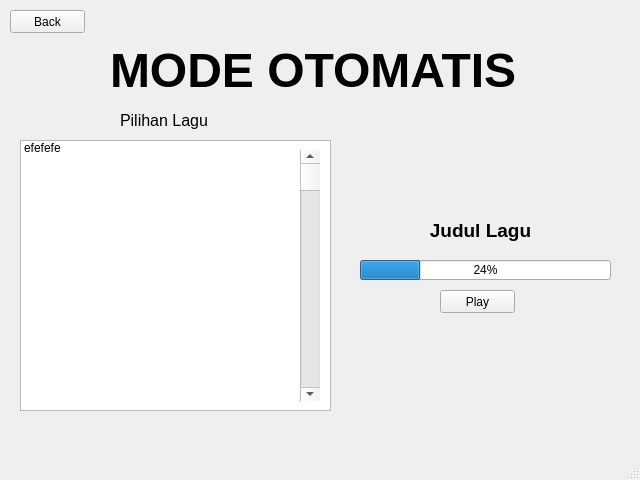
theopenhighway/angklungrobot, file modeOtomatisGUI.ui: the form before one commit.
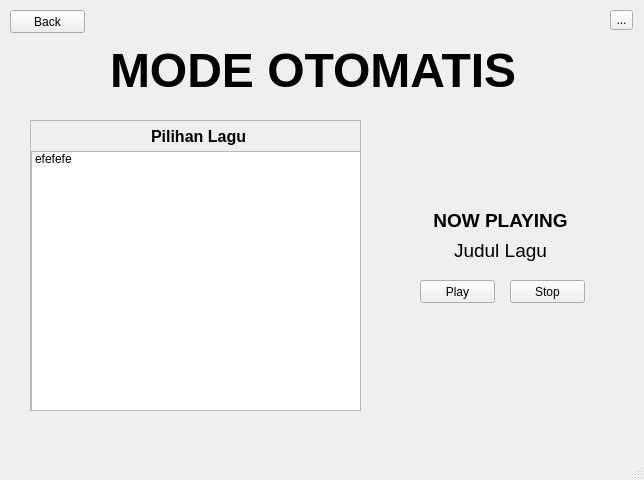
The form after the commit.

```diff
--- a/modeOtomatisGUI.ui
+++ b/modeOtomatisGUI.ui
@@ -6,7 +6,7 @@
    <rect>
     <x>0</x>
     <y>0</y>
-    <width>640</width>
+    <width>644</width>
     <height>480</height>
    </rect>
   </property>
@@ -34,63 +34,17 @@
      <string>MODE OTOMATIS</string>
     </property>
    </widget>
-   <widget class="QListWidget" name="songList">
+   <widget class="QLabel" name="songTitle">
     <property name="geometry">
      <rect>
-      <x>20</x>
-      <y>140</y>
-      <width>311</width>
-      <height>271</height>
-     </rect>
-    </property>
-    <item>
-     <property name="text">
-      <string>efefefe</string>
-     </property>
-    </item>
-   </widget>
-   <widget class="QScrollBar" name="verticalScrollBar">
-    <property name="geometry">
-     <rect>
-      <x>300</x>
-      <y>150</y>
-      <width>20</width>
-      <height>251</height>
-     </rect>
-    </property>
-    <property name="orientation">
-     <enum>Qt::Vertical</enum>
-    </property>
-   </widget>
-   <widget class="QLabel" name="pilihanLaguText">
-    <property name="geometry">
-     <rect>
-      <x>120</x>
-      <y>110</y>
-      <width>91</width>
-      <height>21</height>
-     </rect>
-    </property>
-    <property name="font">
-     <font>
-      <pointsize>12</pointsize>
-     </font>
-    </property>
-    <property name="text">
-     <string>Pilihan Lagu</string>
-    </property>
-   </widget>
-   <widget class="QLabel" name="label_3">
-    <property name="geometry">
-     <rect>
-      <x>350</x>
-      <y>210</y>
+      <x>370</x>
+      <y>230</y>
       <width>261</width>
       <height>41</height>
      </rect>
     </property>
     <property name="text">
-     <string>&lt;html&gt;&lt;head/&gt;&lt;body&gt;&lt;p align=&quot;center&quot;&gt;&lt;span style=&quot; font-size:14pt; font-weight:600;&quot;&gt;Judul Lagu&lt;/span&gt;&lt;/p&gt;&lt;/body&gt;&lt;/html&gt;</string>
+     <string>&lt;html&gt;&lt;head/&gt;&lt;body&gt;&lt;p align=&quot;center&quot;&gt;&lt;span style=&quot; font-size:14pt;&quot;&gt;Judul Lagu&lt;/span&gt;&lt;/p&gt;&lt;/body&gt;&lt;/html&gt;</string>
     </property>
    </widget>
    <widget class="QPushButton" name="backButton1">
@@ -109,8 +63,8 @@
    <widget class="QPushButton" name="pushButton">
     <property name="geometry">
      <rect>
-      <x>440</x>
-      <y>290</y>
+      <x>420</x>
+      <y>280</y>
       <width>75</width>
       <height>23</height>
      </rect>
@@ -119,17 +73,101 @@
      <string>Play</string>
     </property>
    </widget>
-   <widget class="QProgressBar" name="progressBar">
+   <widget class="QPushButton" name="stopButton">
     <property name="geometry">
      <rect>
-      <x>360</x>
-      <y>260</y>
-      <width>251</width>
+      <x>510</x>
+      <y>280</y>
+      <width>75</width>
+      <height>23</height>
+     </rect>
+    </property>
+    <property name="text">
+     <string>Stop</string>
+    </property>
+   </widget>
+   <widget class="QScrollArea" name="scrollArea">
+    <property name="geometry">
+     <rect>
+      <x>30</x>
+      <y>120</y>
+      <width>331</width>
+      <height>291</height>
+     </rect>
+    </property>
+    <property name="widgetResizable">
+     <bool>true</bool>
+    </property>
+    <widget class="QWidget" name="scrollAreaWidgetContents">
+     <property name="geometry">
+      <rect>
+       <x>0</x>
+       <y>0</y>
+       <width>329</width>
+       <height>289</height>
+      </rect>
+     </property>
+     <widget class="QListWidget" name="songList">
+      <property name="geometry">
+       <rect>
+        <x>0</x>
+        <y>30</y>
+        <width>331</width>
+        <height>271</height>
+       </rect>
+      </property>
+      <item>
+       <property name="text">
+        <string>efefefe</string>
+       </property>
+      </item>
+     </widget>
+     <widget class="QLabel" name="pilihanLaguText">
+      <property name="geometry">
+       <rect>
+        <x>120</x>
+        <y>0</y>
+        <width>101</width>
+        <height>31</height>
+       </rect>
+      </property>
+      <property name="font">
+       <font>
+        <pointsize>12</pointsize>
+        <weight>75</weight>
+        <bold>true</bold>
+       </font>
+      </property>
+      <property name="text">
+       <string>Pilihan Lagu</string>
+      </property>
+     </widget>
+    </widget>
+   </widget>
+   <widget class="QLabel" name="nowPlaying">
+    <property name="geometry">
+     <rect>
+      <x>370</x>
+      <y>200</y>
+      <width>261</width>
+      <height>41</height>
+     </rect>
+    </property>
+    <property name="text">
+     <string>&lt;html&gt;&lt;head/&gt;&lt;body&gt;&lt;p align=&quot;center&quot;&gt;&lt;span style=&quot; font-size:14pt; font-weight:600;&quot;&gt;NOW PLAYING&lt;/span&gt;&lt;/p&gt;&lt;/body&gt;&lt;/html&gt;</string>
+    </property>
+   </widget>
+   <widget class="QToolButton" name="settingsButton">
+    <property name="geometry">
+     <rect>
+      <x>610</x>
+      <y>10</y>
+      <width>23</width>
       <height>20</height>
      </rect>
     </property>
-    <property name="value">
-     <number>24</number>
+    <property name="text">
+     <string>...</string>
     </property>
    </widget>
   </widget>
```
Left out of the diff: 4 changed lines with no effect on the pictures.
